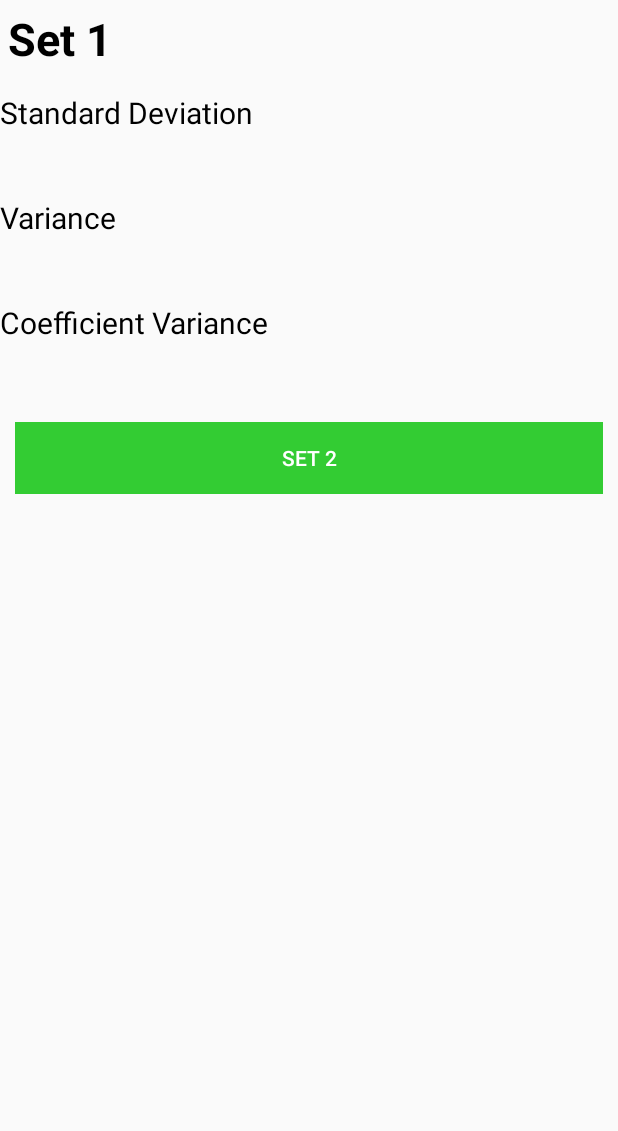
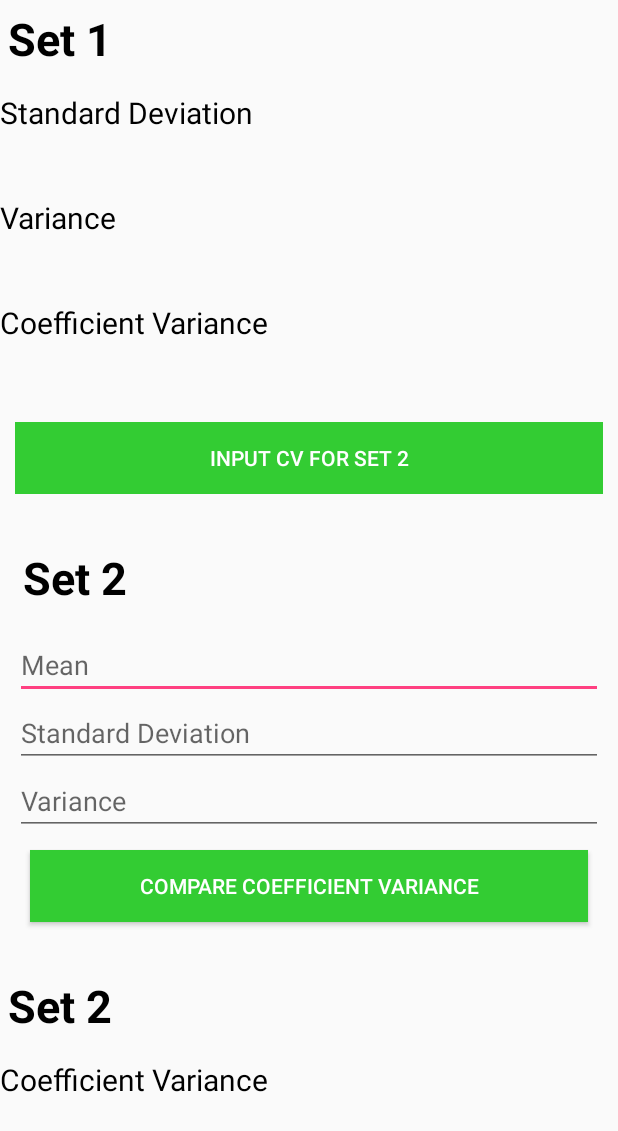
Before and after one commit to Nadzmi-Freelance/Central-Tendency-Snap, an Android app: the layout activity_compute_group_data_mv.xml on its own in the app's theme, with its tools: preview values and no code run, on a phone screen of 412 x 824 dp. Shown: the top 1131 px of the screen. Run offline under Robolectric (Android 15) with nearby library versions, the phone set to English and light mode, and no system bars; network calls fail.

Commit message:
Settle bahagian CV utk set 2

```diff
--- a/app/src/main/AndroidManifest.xml
+++ b/app/src/main/AndroidManifest.xml
@@ -31,7 +31,6 @@
         <activity android:name=".activity.ComputeGroupDataMT" />
         <activity android:name=".activity.ComputeUngroupData" />
         <activity android:name=".activity.ComputeGroupDataMV" />
-        <activity android:name=".activity.GroupDataCVSet2"></activity>
     </application>
 
 </manifest>
--- a/app/src/main/res/layout/activity_compute_group_data_mv.xml
+++ b/app/src/main/res/layout/activity_compute_group_data_mv.xml
@@ -117,11 +117,107 @@
 
             <Button
                 android:id="@+id/btnSet2"
-                android:text="@string/set_2"
+                android:text="@string/cv_input_set2"
                 android:layout_width="match_parent"
                 android:layout_height="wrap_content"
                 android:textColor="@color/white"
                 android:background="@drawable/state_button" />
         </LinearLayout>
+
+        <!-- set 2 -->
+        <!-- input -->
+        <LinearLayout
+            android:id="@+id/llInputCVSet2"
+            android:orientation="vertical"
+            android:padding="10dp"
+            android:layout_width="match_parent"
+            android:layout_height="wrap_content">
+
+            <TextView
+                android:text="@string/set_2"
+                android:textColor="@color/black"
+                android:layout_width="match_parent"
+                android:layout_height="wrap_content"
+                android:layout_marginTop="10dp"
+                android:layout_marginBottom="10dp"
+                android:padding="5dp"
+                android:textStyle="bold"
+                android:textSize="30sp" />
+
+            <EditText
+                android:id="@+id/set2Mean"
+                android:hint="@string/hint_mean"
+                android:layout_width="match_parent"
+                android:layout_height="wrap_content" />
+
+            <EditText
+                android:id="@+id/set2StandardDev"
+                android:hint="@string/stdDev"
+                android:layout_width="match_parent"
+                android:layout_height="wrap_content" />
+
+            <EditText
+                android:id="@+id/set2Variance"
+                android:hint="@string/hint_variance"
+                android:layout_width="match_parent"
+                android:layout_height="wrap_content" />
+
+            <Button
+                android:id="@+id/btnCompareCV"
+                android:text="@string/compare_cv"
+                android:layout_margin="10dp"
+                android:layout_width="match_parent"
+                android:layout_height="wrap_content"
+                android:textColor="@color/white"
+                android:background="@drawable/state_button" />
+        </LinearLayout>
+        <!-- result-->
+        <LinearLayout
+            android:id="@+id/llCVSet2"
+            android:orientation="vertical"
+            android:layout_width="match_parent"
+            android:layout_height="wrap_content">
+
+            <LinearLayout
+                android:orientation="vertical"
+                android:layout_width="match_parent"
+                android:layout_height="wrap_content">
+
+                <TextView
+                    android:text="@string/set_2"
+                    android:textColor="@color/black"
+                    android:layout_width="match_parent"
+                    android:layout_height="wrap_content"
+                    android:layout_marginTop="10dp"
+                    android:layout_marginBottom="10dp"
+                    android:padding="5dp"
+                    android:textStyle="bold"
+                    android:textSize="30sp" />
+
+                <TextView
+                    android:text="@string/cv"
+                    android:id="@+id/tvCV2Title"
+                    android:textSize="20dp"
+                    android:textColor="@color/black"
+                    android:layout_width="match_parent"
+                    android:layout_height="wrap_content" />
+
+                <TextView
+                    android:id="@+id/tvCV2Step"
+                    android:layout_width="match_parent"
+                    android:layout_height="wrap_content"
+                    android:paddingLeft="20dp"
+                    android:textSize="15dp"
+                    android:textColor="#0000ff" />
+
+                <TextView
+                    android:id="@+id/tvCV2Answer"
+                    android:layout_width="match_parent"
+                    android:layout_height="wrap_content"
+                    android:paddingLeft="10dp"
+                    android:textSize="15dp"
+                    android:textColor="#FF0000" />
+            </LinearLayout>
+        </LinearLayout>
     </LinearLayout>
 </ScrollView>
--- a/app/src/main/res/values/strings.xml
+++ b/app/src/main/res/values/strings.xml
@@ -11,6 +11,11 @@
     <string name="cv">Coefficient Variance</string>
     <string name="set_1">Set 1</string>
     <string name="set_2">Set 2</string>
+    <string name="compare_cv">Compare Coefficient Variance</string>
+    <string name="cv_input_set2">Input CV for Set 2</string>
+    <string name="hint_mean">Mean</string>
+    <string name="hint_stdev">Standard deviation</string>
+    <string name="hint_variance">Variance</string>
 
     <!-- group data forms -->
     <string name="input_info">
```
Also changed, not shown: app/src/main/java/com/seladanghijau/centraltendencysnap/activity/ComputeGroupDataMV.java (+59 -8 lines), app/src/main/java/com/seladanghijau/centraltendencysnap/activity/GroupDataCVSet2.java (deleted, +0 -15 lines), app/src/main/java/com/seladanghijau/centraltendencysnap/provider/CalculatorGroupedData.java (+29 -2 lines), app/src/main/res/layout/activity_group_data_cvset2.xml (deleted, +0 -9 lines).
